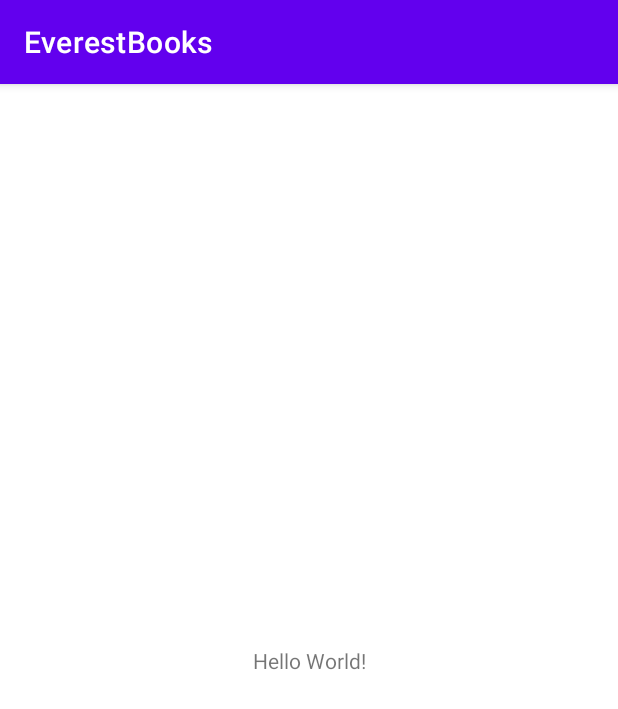
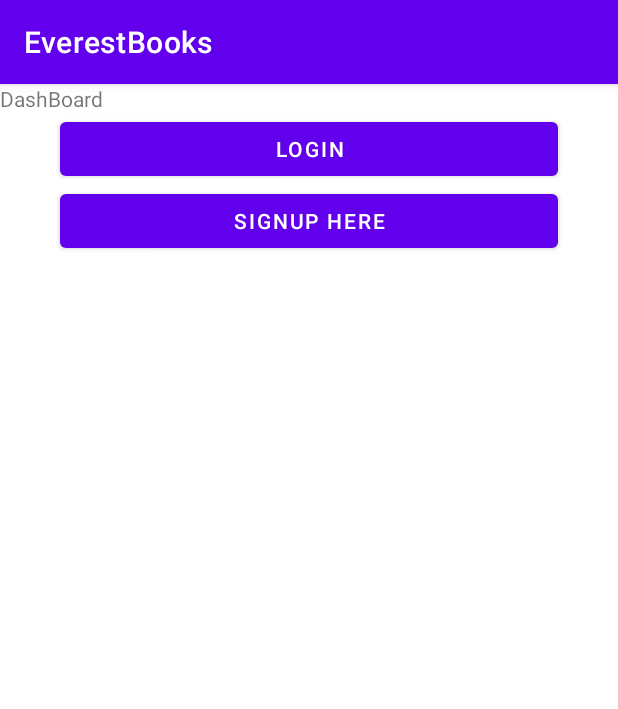
Before and after one commit to jayaspiya/everest-book-kotlin-app, an Android app: the screen it shows after launch (MainActivity), on a phone screen of 412 x 824 dp. Shown: the top 709 px of the screen. Run offline under Robolectric (Android 15) with nearby library versions, the phone set to English and light mode, and no system bars.

Commit message:
Activity Switch on Button Click

```diff
--- a/app/src/main/java/com/jayaspiya/everestbooks/MainActivity.kt
+++ b/app/src/main/java/com/jayaspiya/everestbooks/MainActivity.kt
@@ -1,11 +1,25 @@
 package com.jayaspiya.everestbooks
 
+import android.content.Intent
 import androidx.appcompat.app.AppCompatActivity
 import android.os.Bundle
+import android.widget.Button
 
 class MainActivity : AppCompatActivity() {
+    private lateinit var btnSignup:Button
+    private lateinit var btnLogin: Button
     override fun onCreate(savedInstanceState: Bundle?) {
         super.onCreate(savedInstanceState)
         setContentView(R.layout.activity_main)
+        btnSignup = findViewById(R.id.btnSignup)
+        btnLogin = findViewById(R.id.btnLogin)
+        btnSignup.setOnClickListener {
+            val intent = Intent(this, SignupActivity::class.java)
+            startActivity(intent)
+        }
+        btnLogin.setOnClickListener {
+            val intent = Intent(this, LoginActivity::class.java)
+            startActivity(intent)
+        }
     }
 }
--- a/app/src/main/res/layout/activity_main.xml
+++ b/app/src/main/res/layout/activity_main.xml
@@ -1,18 +1,27 @@
 <?xml version="1.0" encoding="utf-8"?>
-<androidx.constraintlayout.widget.ConstraintLayout xmlns:android="http://schemas.android.com/apk/res/android"
+<LinearLayout xmlns:android="http://schemas.android.com/apk/res/android"
     xmlns:app="http://schemas.android.com/apk/res-auto"
     xmlns:tools="http://schemas.android.com/tools"
     android:layout_width="match_parent"
     android:layout_height="match_parent"
+    android:orientation="vertical"
     tools:context=".MainActivity">
 
     <TextView
-        android:layout_width="wrap_content"
+        android:layout_width="match_parent"
         android:layout_height="wrap_content"
-        android:text="Hello World!"
-        app:layout_constraintBottom_toBottomOf="parent"
-        app:layout_constraintLeft_toLeftOf="parent"
-        app:layout_constraintRight_toRightOf="parent"
-        app:layout_constraintTop_toTopOf="parent" />
+        android:text="DashBoard"/>
+    <Button
+        android:layout_width="match_parent"
+        android:layout_height="wrap_content"
+        android:id="@+id/btnLogin"
+        android:text="Login"
+        android:layout_marginHorizontal="40dp"/>
+    <Button
+        android:layout_width="match_parent"
+        android:layout_height="wrap_content"
+        android:id="@+id/btnSignup"
+        android:text="Signup Here"
+        android:layout_marginHorizontal="40dp"/>
 
-</androidx.constraintlayout.widget.ConstraintLayout>
+</LinearLayout>
--- a/app/src/main/res/layout/activity_signup.xml
+++ b/app/src/main/res/layout/activity_signup.xml
@@ -32,13 +32,13 @@
     <Button
         android:layout_width="match_parent"
         android:layout_height="wrap_content"
-        android:id="@+id/btnLogin"
+        android:id="@+id/btnSignup"
         android:text="Signup"
         android:layout_marginHorizontal="40dp"/>
     <Button
         android:layout_width="match_parent"
         android:layout_height="wrap_content"
-        android:id="@+id/btnSignup"
+        android:id="@+id/btnLogin"
         android:text="Login Here"
         android:backgroundTint="#ffffff"
         android:textColor="#000000"
```
Also changed, not shown: app/src/main/java/com/jayaspiya/everestbooks/LoginActivity.kt (+11 -0 lines), app/src/main/java/com/jayaspiya/everestbooks/SignupActivity.kt (+10 -0 lines).
